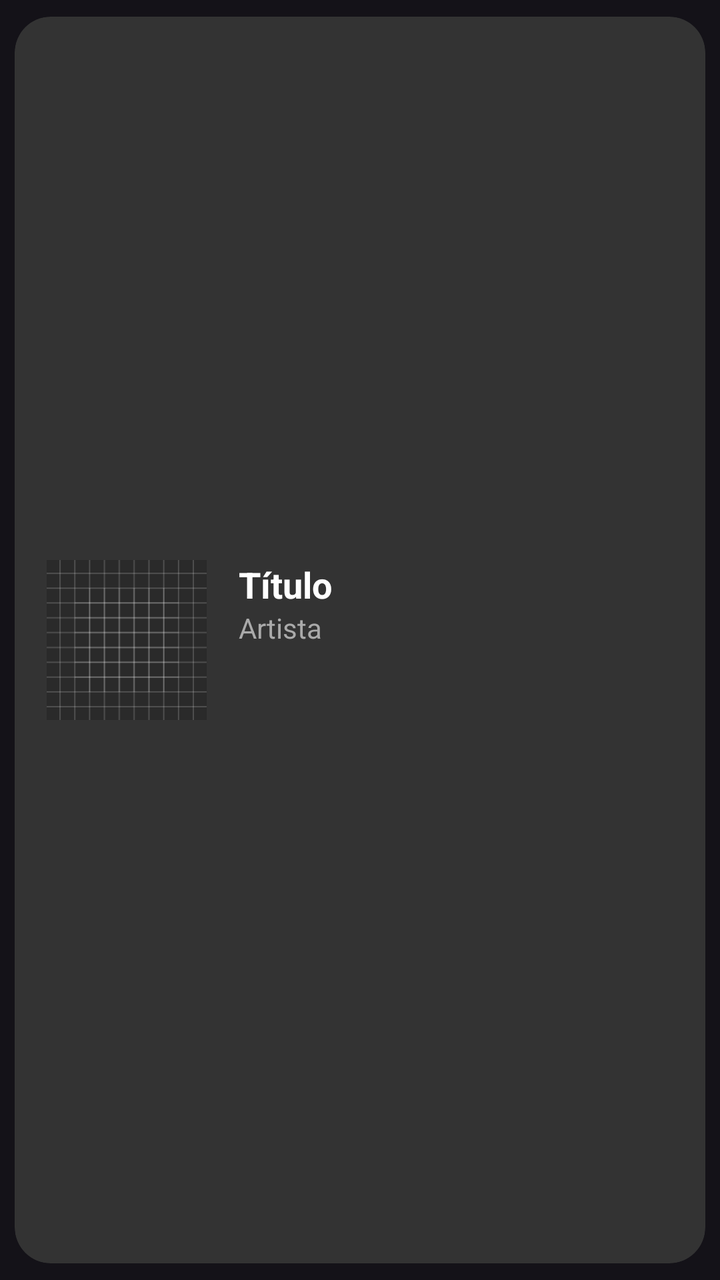
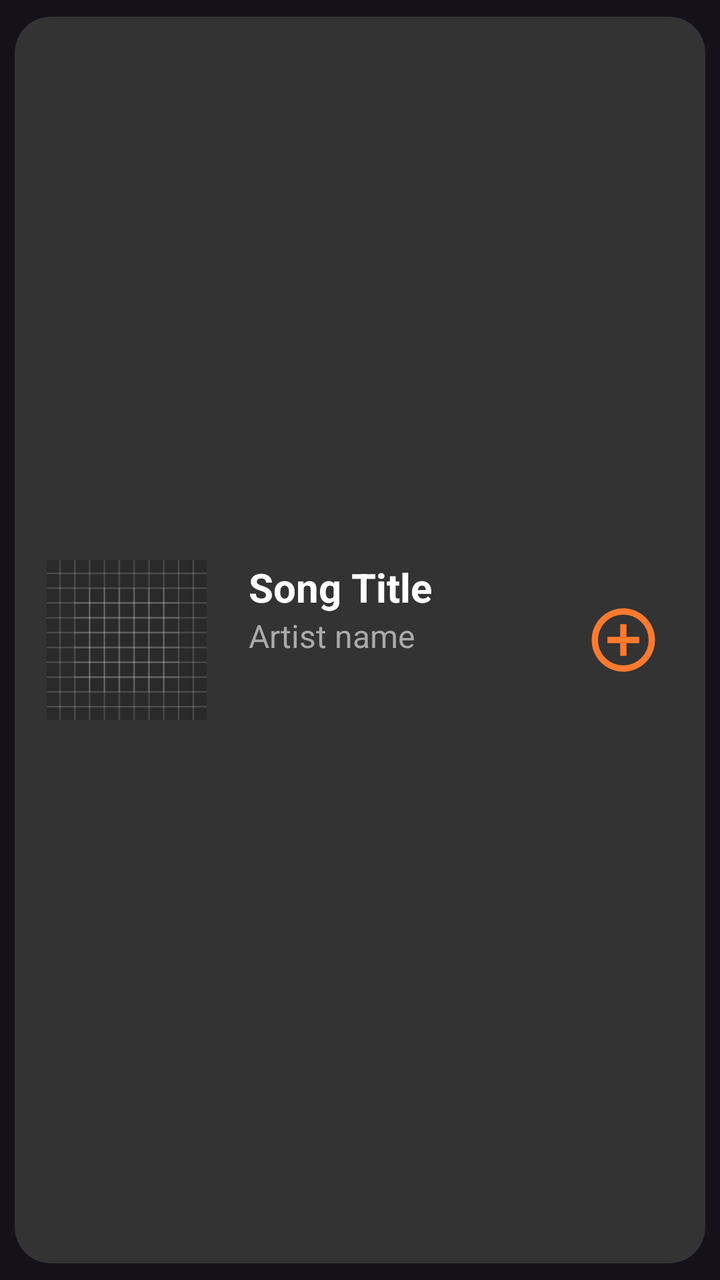

Two renders of the same Android screen: before a commit and after it. Below are the layout's source before the change and the commit's diff.
<!-- AndroidManifest.xml: application theme Theme.Sporify -->
<!-- res/layout/component_card.xml -->
<?xml version="1.0" encoding="utf-8"?>
<androidx.cardview.widget.CardView
    xmlns:android="http://schemas.android.com/apk/res/android"
    xmlns:app="http://schemas.android.com/apk/res-auto"
    android:layout_width="match_parent"
    android:layout_height="140dp"
    android:layout_margin="12dp"
    app:cardCornerRadius="18dp"
    app:cardUseCompatPadding="true"
    android:foreground="?attr/selectableItemBackground"
    app:cardBackgroundColor="@color/colorSurface">

    <RelativeLayout
        android:layout_width="match_parent"
        android:layout_height="match_parent"
        android:padding="16dp">

        
        <ImageView
            android:id="@+id/albumCover"
            android:layout_width="80dp"
            android:layout_height="80dp"
            android:scaleType="centerCrop"
            android:layout_alignParentStart="true"
            android:layout_centerVertical="true"
            android:src="@drawable/ic_launcher_background" />

        
        <TextView
            android:id="@+id/albumTitle"
            android:layout_width="wrap_content"
            android:layout_height="wrap_content"
            android:text="Título"
            android:textSize="18sp"
            android:textStyle="bold"
            android:textColor="@android:color/white"
            android:layout_marginStart="16dp"
            android:layout_toEndOf="@id/albumCover"
            android:layout_alignTop="@id/albumCover" />

        
        <TextView
            android:id="@+id/albumSubtitle"
            android:layout_width="wrap_content"
            android:layout_height="wrap_content"
            android:text="Artista"
            android:textSize="14sp"
            android:textColor="#AAAAAA"
            android:layout_marginStart="16dp"
            android:layout_toEndOf="@id/albumCover"
            android:layout_below="@id/albumTitle" />

    </RelativeLayout>

</androidx.cardview.widget.CardView>
<!-- resources referenced by this layout -->
<resources>
  <color name="colorSurface">#333333</color>
  <!-- drawable ic_launcher_background: vector/xml drawable (drawable, 4573 chars, omitted) -->
  <style name="Theme.Sporify" parent="Base.Theme.Sporify" />
  <style name="Base.Theme.Sporify" parent="Theme.Material3.Dark.NoActionBar">
  
          
          
          <item name="android:windowFullscreen">true</item>
  
      </style>
</resources>

<!-- the commit's change to res/layout/component_card.xml (unified diff, before → after) -->
@@ -26,15 +26,28 @@
             android:src="@drawable/ic_launcher_background" />
 
         
+        <ImageView
+            android:id="@+id/btnLike"
+            android:layout_width="50dp"
+            android:layout_height="50dp"
+            android:layout_alignParentEnd="true"
+            android:layout_centerVertical="true"
+            android:padding="6dp"
+            android:background="?attr/selectableItemBackgroundBorderless"
+            android:src="@drawable/outline_add_circle_24"
+            app:tint="@color/colorPrimary" />
+
+        
         <TextView
             android:id="@+id/albumTitle"
             android:layout_width="wrap_content"
             android:layout_height="wrap_content"
-            android:text="Título"
-            android:textSize="18sp"
+            android:text="@string/song_title"
+            android:textSize="20sp"
             android:textStyle="bold"
             android:textColor="@android:color/white"
             android:layout_marginStart="16dp"
+            android:paddingHorizontal="5dp"
             android:layout_toEndOf="@id/albumCover"
             android:layout_alignTop="@id/albumCover" />
 
@@ -43,10 +56,11 @@
             android:id="@+id/albumSubtitle"
             android:layout_width="wrap_content"
             android:layout_height="wrap_content"
-            android:text="Artista"
-            android:textSize="14sp"
+            android:text="@string/artist_name"
+            android:textSize="16sp"
             android:textColor="#AAAAAA"
             android:layout_marginStart="16dp"
+            android:paddingHorizontal="5dp"
             android:layout_toEndOf="@id/albumCover"
             android:layout_below="@id/albumTitle" />
 
<!-- resource entries referenced after the edit -->
@@ -1,7 +1,16 @@
 <!-- resources referenced by this layout -->
 <resources>
+  <color name="colorPrimary">#FF7A2F</color>
   <color name="colorSurface">#333333</color>
   <!-- drawable ic_launcher_background: vector/xml drawable (drawable, 4573 chars, omitted) -->
+  <!-- drawable outline_add_circle_24 (drawable) -->
+  <vector xmlns:android="http://schemas.android.com/apk/res/android" android:height="24dp" android:tint="#000000" android:viewportHeight="960" android:viewportWidth="960" android:width="24dp">
+        
+      <path android:fillColor="@android:color/white" android:pathData="M440,680L520,680L520,520L680,520L680,440L520,440L520,280L440,280L440,440L280,440L280,520L440,520L440,680ZM480,880Q397,880 324,848.5Q251,817 197,763Q143,709 111.5,636Q80,563 80,480Q80,397 111.5,324Q143,251 197,197Q251,143 324,111.5Q397,80 480,80Q563,80 636,111.5Q709,143 763,197Q817,251 848.5,324Q880,397 880,480Q880,563 848.5,636Q817,709 763,763Q709,817 636,848.5Q563,880 480,880ZM480,800Q614,800 707,707Q800,614 800,480Q800,346 707,253Q614,160 480,160Q346,160 253,253Q160,346 160,480Q160,614 253,707Q346,800 480,800ZM480,480Q480,480 480,480Q480,480 480,480Q480,480 480,480Q480,480 480,480Q480,480 480,480Q480,480 480,480Q480,480 480,480Q480,480 480,480Z"/>
+      
+  </vector>
+  <string name="artist_name">Artist name</string>
+  <string name="song_title">Song Title</string>
   <style name="Theme.Sporify" parent="Base.Theme.Sporify" />
   <style name="Base.Theme.Sporify" parent="Theme.Material3.Dark.NoActionBar">
   
